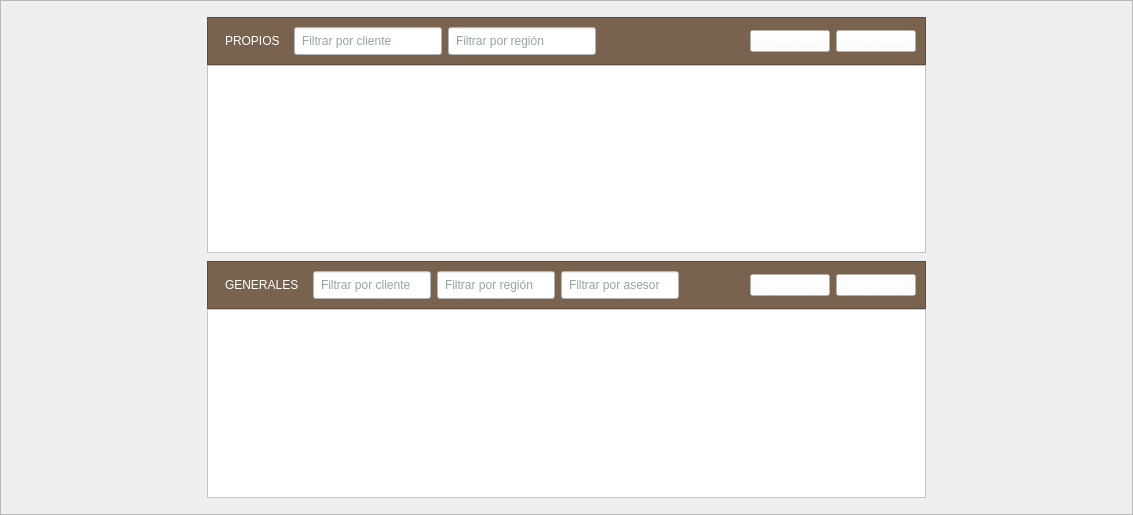
Before: the Qt Designer form notebook.ui in altitude-solutions/Camino_Real_Desktop, drawn with Qt 5.
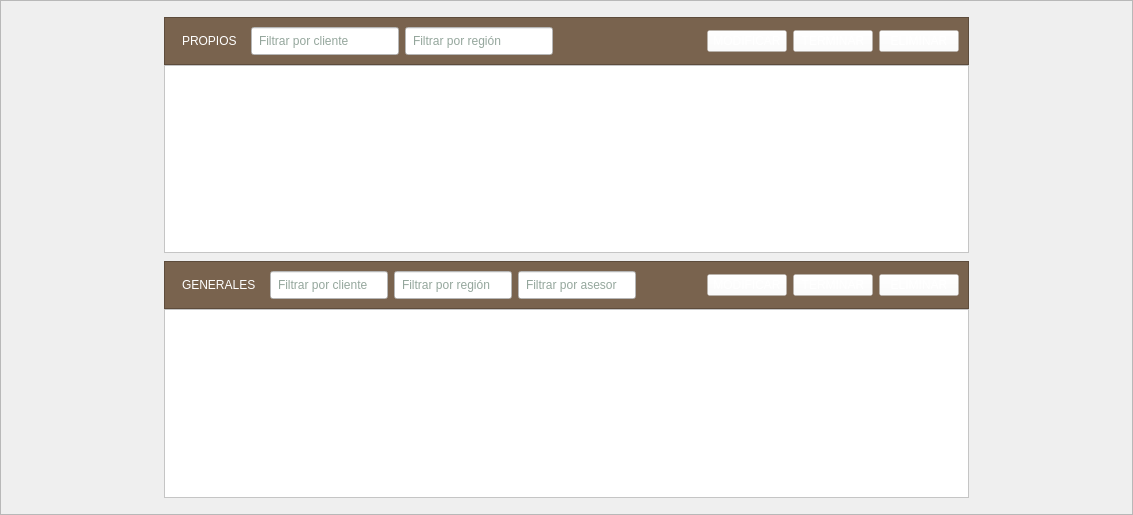
After: the same form once the commit is applied.

```diff
--- a/notebook.ui
+++ b/notebook.ui
@@ -191,6 +191,22 @@
                    </property>
                   </spacer>
                  </item>
+                 <item>
+                  <widget class="QPushButton" name="pushButton_3">
+                   <property name="styleSheet">
+                    <string notr="true">font: 10pt &quot;MS Shell Dlg 2&quot;;
+color:white;
+background-color:rgba(255,255,255,30%);
+min-width:8em;
+max-width:8em;
+min-height:2em;
+max-height:2em;</string>
+                   </property>
+                   <property name="text">
+                    <string>MODIFICAR</string>
+                   </property>
+                  </widget>
+                 </item>
                  <item>
                   <widget class="QPushButton" name="delete_butt">
                    <property name="styleSheet">
@@ -322,7 +338,7 @@
                     <number>0</number>
                    </property>
                    <attribute name="horizontalHeaderVisible">
-                    <bool>true</bool>
+                    <bool>false</bool>
                    </attribute>
                    <attribute name="verticalHeaderVisible">
                     <bool>false</bool>
@@ -447,6 +463,22 @@
                    </property>
                   </spacer>
                  </item>
+                 <item>
+                  <widget class="QPushButton" name="pushButton_4">
+                   <property name="styleSheet">
+                    <string notr="true">font: 10pt &quot;MS Shell Dlg 2&quot;;
+color:white;
+background-color:rgba(255,255,255,30%);
+min-width:8em;
+max-width:8em;
+min-height:2em;
+max-height:2em;</string>
+                   </property>
+                   <property name="text">
+                    <string>MODIFICAR</string>
+                   </property>
+                  </widget>
+                 </item>
                  <item>
                   <widget class="QPushButton" name="delete_butt_2">
                    <property name="styleSheet">
@@ -569,7 +601,7 @@
                     <number>0</number>
                    </property>
                    <attribute name="horizontalHeaderVisible">
-                    <bool>true</bool>
+                    <bool>false</bool>
                    </attribute>
                    <attribute name="verticalHeaderVisible">
                     <bool>false</bool>
```
